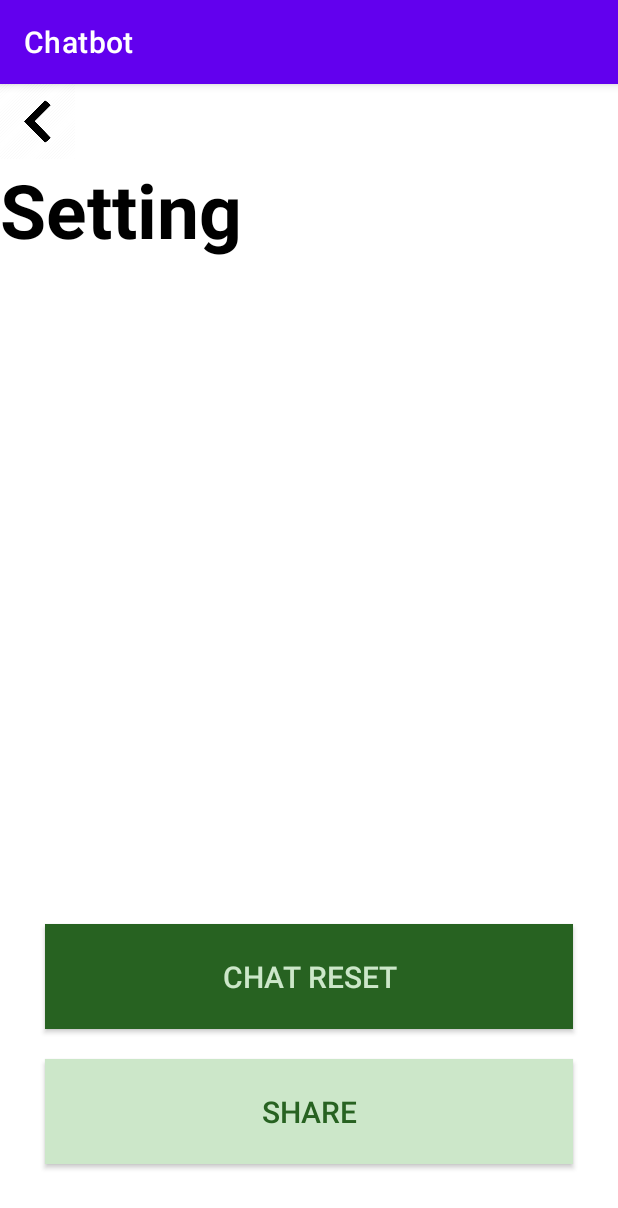
After one commit to Lee-seungju/chatbot, an Android app: the SettingActivity screen opened directly, with no data from a screen before it, on a phone screen of 412 x 824 dp. The commit adds this screen. Shown: the top 1208 px of the screen. Run offline under Robolectric (Android 15) with nearby library versions, the phone set to English and light mode, and no system bars.

Commit message:
Setting 화면 구성

```diff
--- a/app/build.gradle
+++ b/app/build.gradle
@@ -35,6 +35,9 @@ android {
     }
     buildFeatures {
         viewBinding true
+    }
+    dataBinding {
+        enabled true
     }
     packagingOptions {
         exclude 'META-INF/atomicfu.kotlin_module'
--- a/app/src/main/AndroidManifest.xml
+++ b/app/src/main/AndroidManifest.xml
@@ -12,6 +12,9 @@
         android:theme="@style/Theme.Chatbot"
         tools:targetApi="31">
         <activity
+            android:name=".ui.SettingActivity"
+            android:exported="false" />
+        <activity
             android:name=".ui.MainActivity"
             android:exported="true">
             <intent-filter>
--- a/app/src/main/java/com/slee2/chatbot/ui/MainActivity.kt
+++ b/app/src/main/java/com/slee2/chatbot/ui/MainActivity.kt
@@ -1,5 +1,6 @@
 package com.slee2.chatbot.ui
 
+import android.content.Intent
 import androidx.appcompat.app.AppCompatActivity
 import android.os.Bundle
 import android.util.Log
@@ -42,5 +43,10 @@ class MainActivity : AppCompatActivity() {
 
             Log.i("MainActivity", "ok")
         }
+
+        binding.settingBtn.setOnClickListener {
+            val intent = Intent(this, SettingActivity::class.java)
+            startActivity(intent)
+        }
     }
 }
--- /dev/null
+++ b/app/src/main/java/com/slee2/chatbot/ui/SettingActivity.kt
@@ -0,0 +1,23 @@
+package com.slee2.chatbot.ui
+
+import androidx.appcompat.app.AppCompatActivity
+import android.os.Bundle
+import android.util.Log
+import com.slee2.chatbot.databinding.ActivitySettingBinding
+
+class SettingActivity : AppCompatActivity() {
+
+    private lateinit var binding: ActivitySettingBinding
+
+    override fun onCreate(savedInstanceState: Bundle?) {
+        super.onCreate(savedInstanceState)
+        binding = ActivitySettingBinding.inflate(layoutInflater)
+        setContentView(binding.root)
+
+        Log.i("SettingActivity", "abc")
+
+        binding.backBtn.setOnClickListener {
+            finish()
+        }
+    }
+}
--- /dev/null
+++ b/app/src/main/res/layout/activity_setting.xml
@@ -0,0 +1,74 @@
+<?xml version="1.0" encoding="utf-8"?>
+<LinearLayout
+    xmlns:android="http://schemas.android.com/apk/res/android"
+    xmlns:app="http://schemas.android.com/apk/res-auto"
+    xmlns:tools="http://schemas.android.com/tools"
+    android:layout_width="match_parent"
+    android:layout_height="match_parent"
+    android:orientation="vertical"
+    tools:context=".ui.SettingActivity">
+
+    <LinearLayout
+        android:layout_width="match_parent"
+        android:layout_height="50dp">
+
+        <ImageView
+            android:id="@+id/back_btn"
+            android:layout_width="50dp"
+            android:layout_height="wrap_content"
+            android:src="@drawable/back"/>
+
+    </LinearLayout>
+
+    <LinearLayout
+        android:layout_width="match_parent"
+        android:layout_height="100dp">
+
+        <TextView
+            android:layout_width="match_parent"
+            android:layout_height="match_parent"
+            android:text="Setting"
+            android:textSize="50dp"
+            android:textStyle="bold"
+            android:textColor="@color/black"
+            />
+    </LinearLayout>
+
+    <LinearLayout
+        android:layout_width="match_parent"
+        android:layout_height="400dp">
+
+
+
+    </LinearLayout>
+
+    <LinearLayout
+        android:layout_width="match_parent"
+        android:layout_height="wrap_content"
+        android:orientation="vertical">
+
+        <androidx.appcompat.widget.AppCompatButton
+            android:layout_width="match_parent"
+            android:layout_height="70dp"
+            android:layout_marginHorizontal="30dp"
+            android:layout_marginVertical="10dp"
+            android:text="Chat Reset"
+            android:textSize="20dp"
+            android:textColor="@color/green_bright"
+            android:background="@color/green_dark"
+            />
+
+        <androidx.appcompat.widget.AppCompatButton
+            android:layout_width="match_parent"
+            android:layout_height="70dp"
+            android:layout_marginHorizontal="30dp"
+            android:layout_marginVertical="10dp"
+            android:text="Share"
+            android:textSize="20dp"
+            android:textColor="@color/green_dark"
+            android:background="@color/green_bright"
+            />
+
+    </LinearLayout>
+
+</LinearLayout>
--- a/app/src/main/res/values/colors.xml
+++ b/app/src/main/res/values/colors.xml
@@ -7,4 +7,6 @@
     <color name="teal_700">#FF018786</color>
     <color name="black">#FF000000</color>
     <color name="white">#FFFFFFFF</color>
+    <color name="green_bright">#cce7c9</color>
+    <color name="green_dark">#276221</color>
 </resources>
```
Also changed, not shown: app/src/main/res/layout/activity_main.xml (+25 -0 lines), app/src/main/res/drawable/back.webp (added), app/src/main/res/drawable/setting.png (added).
